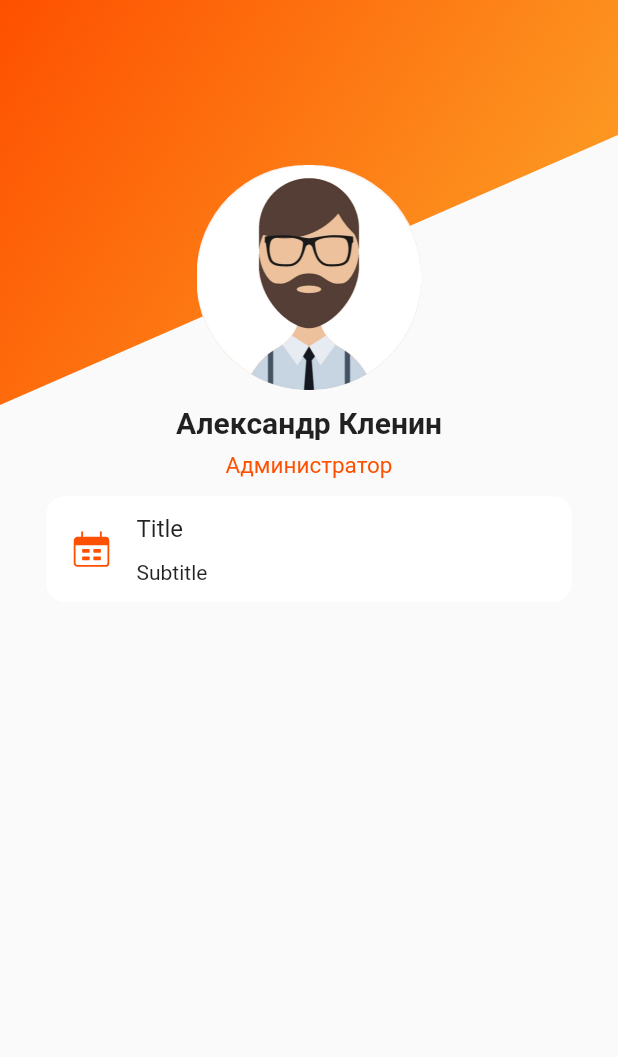
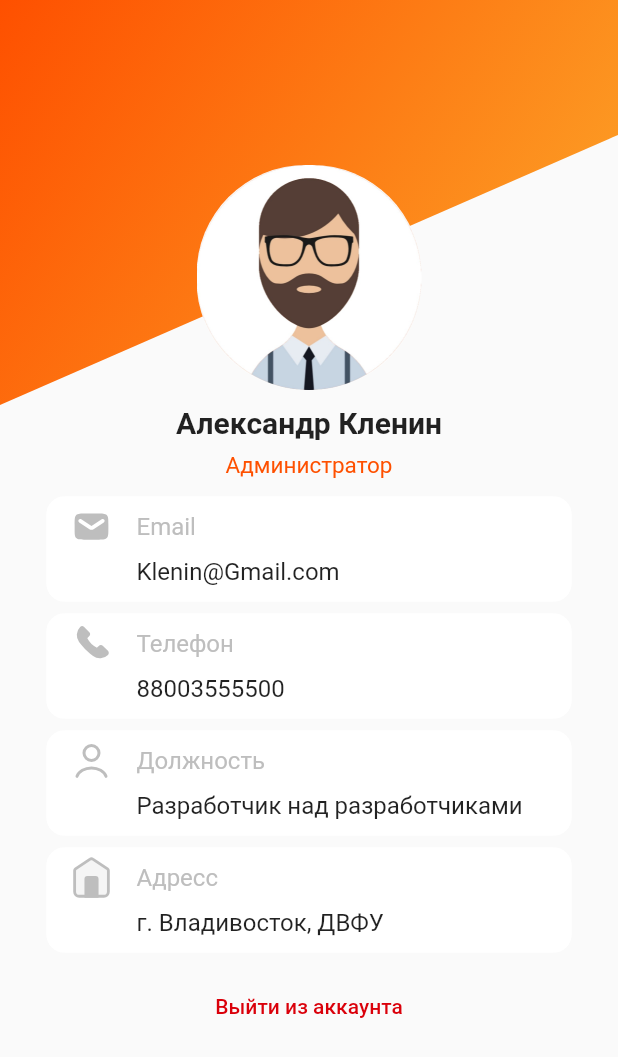
Before and after one commit to WordyArc/atb_plugin, a Flutter app: the screen it shows after launch, on a phone screen of 412 x 824 dp. Shown: the top 1057 px of the screen. Run offline on Flutter 3.47's test engine with Material 2 defaults, Android fonts, the phone set to English and light mode, and no system bars; our stand-ins replace flutter_svg.

Commit message:
Update about screen: add about_card widget, sign-out button

```diff
--- a/lib/ui/screens/about.dart
+++ b/lib/ui/screens/about.dart
@@ -1,3 +1,4 @@
+import 'package:atb_plugin/ui/widgets/about_card.dart';
 import 'package:atb_plugin/ui/widgets/gradient_elevated_button.dart';
 import 'package:flutter/material.dart';
 import 'package:flutter_svg/flutter_svg.dart';
@@ -15,6 +16,8 @@ class About extends StatefulWidget {
 }
 
 class _AboutState extends State<About> {
+  get onPressed => null;
+
 
 
   @override
@@ -87,50 +90,25 @@ class _AboutState extends State<About> {
 
 
               Column(
-                children: [
-                  Card(
-                    elevation: 0,
-                    shape: RoundedRectangleBorder(
-                      side: BorderSide(
-                        color: Theme.of(context).colorScheme.outline,
+                children: const [
+                  AboutCard(title: 'Email', subtitle: 'Klenin@Gmail.com', pathToIcon: 'assets/svg/email.svg'),
+                  AboutCard(title: 'Телефон', subtitle: '88003555500', pathToIcon: 'assets/svg/phone.svg'),
+                  AboutCard(title: 'Должность', subtitle: 'Разработчик над разработчиками', pathToIcon: 'assets/svg/profile.svg'),
+                  AboutCard(title: 'Адресс', subtitle: 'г. Владивосток, ДВФУ', pathToIcon: 'assets/svg/home.svg'),
+                ],
+              ),
+
+              Padding(
+                padding: const EdgeInsets.only(top: 8.0),
+                child: TextButton(onPressed: onPressed,
+                    child: const Text(
+                      'Выйти из аккаунта',
+                      style: TextStyle(
+                        color: Color(0xFFDA000A),
                       ),
-                      borderRadius: const BorderRadius.all(Radius.circular(12)),
-                    ),
-                    child: SizedBox(
-                      width: 350,
-                      height: 70,
-                      child: Row(
-                        crossAxisAlignment: CrossAxisAlignment.center,
-                        children: [
-                          Padding(
-                            padding: const EdgeInsets.all(15.0),
-                            child: SvgPicture.asset(
-                              'assets/svg/date.svg',
-                              color: atbMainColor,
-                            ),
-                          ),
-
-                          Container(
-                            child: Column(
-                              mainAxisAlignment: MainAxisAlignment.spaceEvenly,
-                              crossAxisAlignment: CrossAxisAlignment.start,
-                              children: [
-                                Text(
-                                    'Title',
-                                  style: TextStyle(
-                                    fontSize: 16,
-                                  ),
-                                ),
-                                Text('Subtitle'),
-                              ],
-                            ),
-                          ),
-                        ],
-                      ),
-                    ),
-                  ),
-                ],
-              )
+                    )
+                ),
+              ),
             ],
           ),
         ),
--- /dev/null
+++ b/lib/ui/widgets/about_card.dart
@@ -0,0 +1,82 @@
+import 'package:atb_plugin/globals.dart';
+import 'package:flutter/material.dart';
+import 'package:flutter_svg/svg.dart';
+
+class AboutCard extends StatelessWidget {
+  final double width;
+  final double height;
+  final String title;
+  final String subtitle;
+  final String pathToIcon;
+  static const double _iconSize = 30.0;
+  static const double titleFontSize = 16.0;
+  static const double subtitleFontSize = 16.0;
+  static Color titleColor = const Color(0xFFBEBEBE);
+
+  const AboutCard({
+    Key? key,
+    this.width = 350,
+    this.height = 70,
+    required this.title,
+    required this.subtitle,
+    required this.pathToIcon,
+  }) : super(key: key);
+
+  @override
+  Widget build(BuildContext context) {
+    return Card(
+      elevation: 0,
+      shape: RoundedRectangleBorder(
+        side: BorderSide(
+          color: Theme.of(context).colorScheme.outline,
+        ),
+        borderRadius: const BorderRadius.all(Radius.circular(12)),
+      ),
+      child: SizedBox(
+        width: width,
+        height: height,
+        child: Row(
+          crossAxisAlignment: CrossAxisAlignment.start,
+          children: [
+            Padding(
+              padding: const EdgeInsets.only(top: 5.0,bottom: 15.0, right: 15.0, left: 15.0),
+              child: ConstrainedBox(
+                constraints: const BoxConstraints(
+                  minWidth: _iconSize,
+                  minHeight: _iconSize,
+                  maxWidth: _iconSize,
+                  maxHeight: _iconSize,
+                ),
+                child: SvgPicture.asset(
+                  pathToIcon,
+                  color: titleColor,
+                ),
+              ),
+            ),
+            Container(
+              child: Column(
+                mainAxisAlignment: MainAxisAlignment.spaceEvenly,
+                crossAxisAlignment: CrossAxisAlignment.start,
+                children: [
+                  Text(
+                    title,
+                    style: TextStyle(
+                      color: titleColor,
+                      fontSize: titleFontSize,
+                    ),
+                  ),
+                  Text(
+                    subtitle,
+                    style: const TextStyle(
+                      fontSize: subtitleFontSize,
+                    ),
+                  ),
+                ],
+              ),
+            ),
+          ],
+        ),
+      ),
+    );
+  }
+}
--- a/pubspec.yaml
+++ b/pubspec.yaml
@@ -64,10 +64,12 @@ flutter:
   assets:
     - assets/images/theKlenin.jpeg
     - assets/svg/atb_logo-orange_black.svg
-    - assets/images/date.png
     - assets/svg/date.svg
     - assets/svg/profile.svg
     - assets/svg/setting.svg
+    - assets/svg/email.svg
+    - assets/svg/phone.svg
+    - assets/svg/home.svg
   #   - images/a_dot_ham.jpeg
 
   # An image asset can refer to one or more resolution-specific "variants", see
```
Also changed, not shown: assets/svg/email.svg (added), assets/svg/home.svg (added), assets/svg/phone.svg (added).
